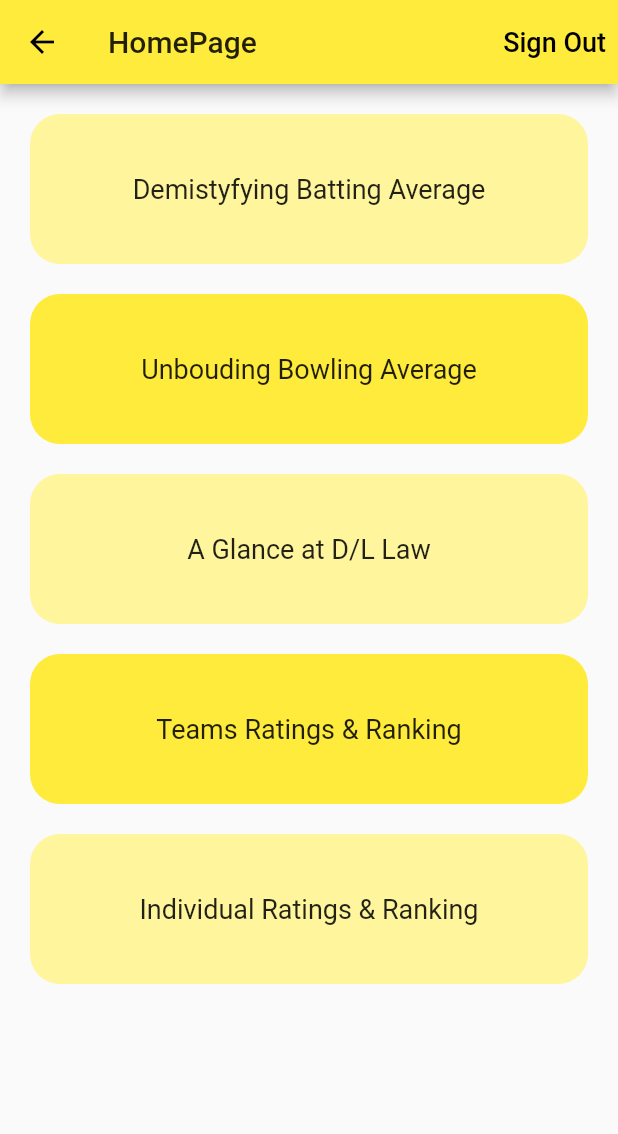
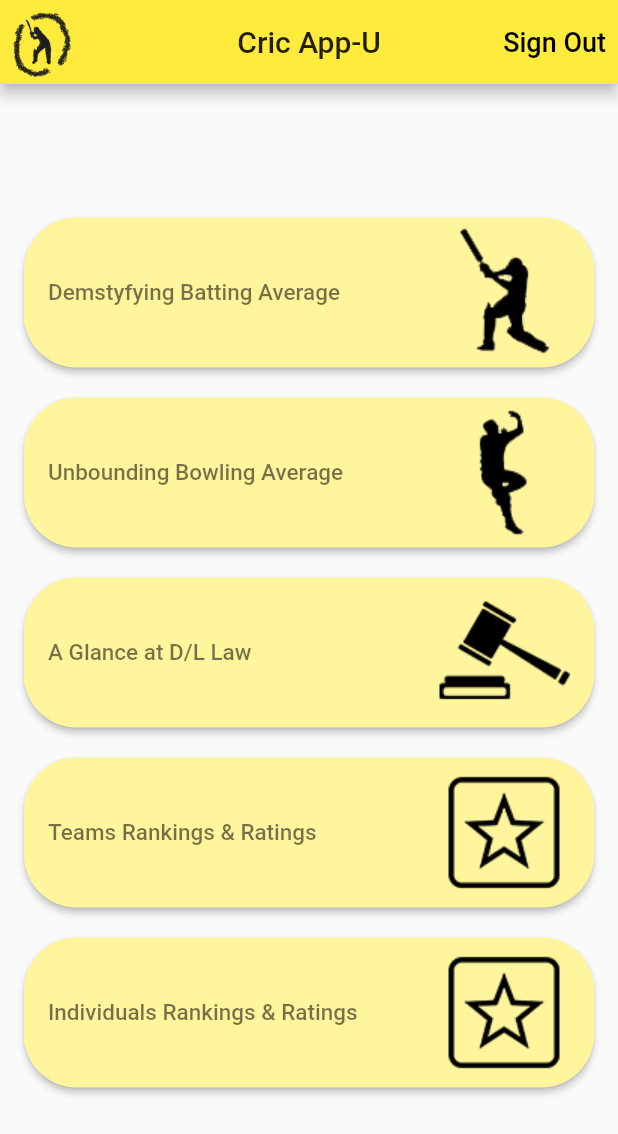
Before and after one commit to hanancs/cricApp, a Flutter app: the HomePage screen opened directly with empty values, on a phone screen of 412 x 824 dp. Shown: the top 1134 px of the screen. Run offline on Flutter 3.47's test engine with Material 2 defaults, Android fonts, the phone set to English and light mode, and no system bars; our stand-ins replace firebase_auth, firebase_core; accounts and stored records are empty.

Commit message:
Changes on HomeCombo

```diff
--- /dev/null
+++ b/lib/app/HomeComponents/homecompo.dart
@@ -0,0 +1,31 @@
+import 'package:flutter/cupertino.dart';
+import 'package:timer/common_widgets/raisedbutton2.dart';
+
+class HomeCompo extends CustomRaisedButton2 {
+  HomeCompo({
+    @required String assetName,
+    @required String text,
+    Color color,
+    Color textColor,
+    VoidCallback onPressed,
+  }) : super(
+          child: Row(
+            mainAxisAlignment: MainAxisAlignment.spaceBetween,
+            children: [
+              Text(
+                text,
+                style: TextStyle(
+                  color: textColor,
+                  fontSize: 15.0,
+                ),
+              ),
+              Image.asset(
+                assetName,
+              ),
+            ],
+          ),
+          color: color,
+          height: 100.0,
+          onpressed: onPressed,
+        );
+}
--- a/lib/app/homepage.dart
+++ b/lib/app/homepage.dart
@@ -1,5 +1,6 @@
 import 'package:firebase_auth/firebase_auth.dart';
 import 'package:flutter/material.dart';
+import 'package:timer/app/HomeComponents/homecompo.dart';
 
 class HomePage extends StatelessWidget {
   const HomePage({Key key, @required this.onSignOut}) : super(key: key);
@@ -19,7 +20,10 @@ class HomePage extends StatelessWidget {
   Widget build(BuildContext context) {
     return Scaffold(
       appBar: AppBar(
-        title: Text('HomePage'),
+        title: Text('Cric App-U'),
+        centerTitle: true,
+        elevation: 4.0,
+        leading: Image.asset('images/cricapptran.png'),
         actions: <Widget>[
           TextButton(
             child: Text(
@@ -33,94 +37,58 @@ class HomePage extends StatelessWidget {
           )
         ],
       ),
-      body: Padding(
-        padding: const EdgeInsets.all(20.0),
-        child: Column(
-          children: [
-            Container(
-              alignment: Alignment.center,
-              child: Row(
-                mainAxisAlignment: MainAxisAlignment.spaceAround,
-                children: [
-                  Text(
-                    'Demistyfying Batting Average',
-                    style: TextStyle(fontSize: 18),
-                    textAlign: TextAlign.center,
-                  ),
-                ],
-              ),
-              decoration: BoxDecoration(
-                  color: Colors.yellow[200],
-                  borderRadius: BorderRadius.all(Radius.circular(20))),
-              height: 100,
-              width: 400,
-            ),
-            SizedBox(
-              height: 20,
-            ),
-            Container(
-              alignment: Alignment.center,
-              child: Text(
-                'Unbouding Bowling Average',
-                style: TextStyle(fontSize: 18),
-                textAlign: TextAlign.center,
-              ),
-              decoration: BoxDecoration(
-                  color: Colors.yellow,
-                  borderRadius: BorderRadius.all(Radius.circular(20))),
-              height: 100,
-              width: 400,
-            ),
-            SizedBox(
-              height: 20,
-            ),
-            Container(
-              alignment: Alignment.center,
-              child: Text(
-                'A Glance at D/L Law',
-                style: TextStyle(fontSize: 18),
-                textAlign: TextAlign.center,
-              ),
-              decoration: BoxDecoration(
-                  color: Colors.yellow[200],
-                  borderRadius: BorderRadius.all(Radius.circular(20))),
-              height: 100,
-              width: 400,
-            ),
-            SizedBox(
-              height: 20,
-            ),
-            Container(
-              alignment: Alignment.center,
-              child: Text(
-                'Teams Ratings & Ranking',
-                style: TextStyle(fontSize: 18),
-                textAlign: TextAlign.center,
-              ),
-              decoration: BoxDecoration(
-                  color: Colors.yellow,
-                  borderRadius: BorderRadius.all(Radius.circular(20))),
-              height: 100,
-              width: 400,
-            ),
-            SizedBox(
-              height: 20,
-            ),
-            Container(
-              alignment: Alignment.center,
-              child: Text(
-                'Individual Ratings & Ranking',
-                style: TextStyle(fontSize: 18),
-                textAlign: TextAlign.center,
-              ),
-              decoration: BoxDecoration(
-                  color: Colors.yellow[200],
-                  borderRadius: BorderRadius.all(Radius.circular(20))),
-              height: 100,
-              width: 400,
-            ),
-          ],
-        ),
+      body: buildPadding(),
+    );
+  }
+
+  Padding buildPadding() {
+    return Padding(
+      padding: EdgeInsets.all(16.0),
+      child: Column(
+        mainAxisAlignment: MainAxisAlignment.center,
+        crossAxisAlignment: CrossAxisAlignment.stretch,
+        children: <Widget>[
+          HomeCompo(
+            text: 'Demstyfying Batting Average',
+            assetName: 'images/batting.png',
+            color: Colors.yellow[200],
+            textColor: Colors.black54,
+            onPressed: () {},
+          ),
+          SizedBox(height: 20.0),
+          HomeCompo(
+            text: 'Unbounding Bowling Average',
+            assetName: 'images/bowling.png',
+            color: Colors.yellow[200],
+            textColor: Colors.black54,
+            onPressed: () {},
+          ),
+          SizedBox(height: 20.0),
+          HomeCompo(
+            text: 'A Glance at D/L Law',
+            assetName: 'images/law.png',
+            color: Colors.yellow[200],
+            textColor: Colors.black54,
+            onPressed: () {},
+          ),
+          SizedBox(height: 20.0),
+          HomeCompo(
+            text: 'Teams Rankings & Ratings',
+            assetName: 'images/rating.png',
+            color: Colors.yellow[200],
+            textColor: Colors.black54,
+            onPressed: () {},
+          ),
+          SizedBox(height: 20.0),
+          HomeCompo(
+            text: 'Individuals Rankings & Ratings',
+            assetName: 'images/rating.png',
+            color: Colors.yellow[200],
+            textColor: Colors.black54,
+            onPressed: () {},
+          ),
+          SizedBox(height: 10.0),
+        ],
       ),
     );
   }
--- /dev/null
+++ b/lib/common_widgets/raisedbutton2.dart
@@ -0,0 +1,34 @@
+import 'package:flutter/material.dart';
+
+class CustomRaisedButton2 extends StatelessWidget {
+  CustomRaisedButton2({
+    this.child,
+    this.color,
+    this.borderRadius: 35.0,
+    this.onpressed,
+    this.height,
+  });
+
+  final Widget child;
+  final Color color;
+  final double borderRadius;
+  final VoidCallback onpressed;
+  final double height;
+
+  @override
+  Widget build(BuildContext context) {
+    return SizedBox(
+      height: height,
+      child: RaisedButton(
+        child: child,
+        color: color,
+        shape: RoundedRectangleBorder(
+          borderRadius: BorderRadius.all(Radius.circular(
+            borderRadius,
+          )),
+        ),
+        onPressed: onpressed,
+      ),
+    );
+  }
+}
--- a/pubspec.yaml
+++ b/pubspec.yaml
@@ -59,6 +59,10 @@ flutter:
    - images/cricapp.png
    - images/cricapptran.png
    - images/email.png
+   - images/batting.png
+   - images/bowling.png
+   - images/law.png
+   - images/rating.png
 
   # An image asset can refer to one or more resolution-specific "variants", see
   # https://flutter.dev/assets-and-images/#resolution-aware.
```
Also changed, not shown: images/batting.png (added), images/bowling.png (added), images/law.png (added), images/rating.png (added).
